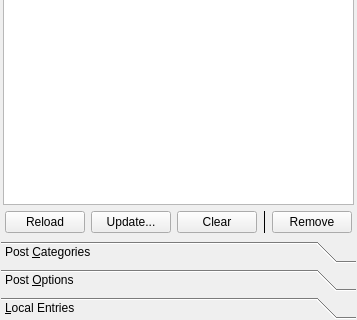
Qt form blogilo/src/toolboxbase.ui (chusopr/kdepim-ktimetracker-akonadi) before a commit; both pictures show x 0 to 357 and y 243 to 563 of the 357 by 563 pixel window.
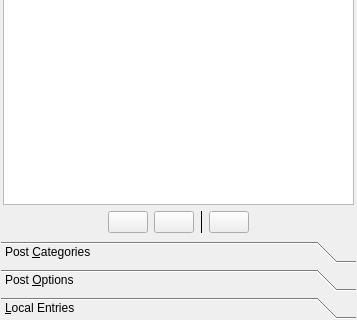
The same form after that commit. Custom widgets are drawn as their Qt base class.

What changed in the file:
```diff
--- a/blogilo/src/toolboxbase.ui
+++ b/blogilo/src/toolboxbase.ui
@@ -74,24 +74,11 @@
              </property>
             </spacer>
            </item>
-           <item>
-            <widget class="KPushButton" name="btnEntriesReload">
-             <property name="toolTip">
-              <string>Reload entries list</string>
-             </property>
-             <property name="text">
-              <string>Reload</string>
-             </property>
-            </widget>
-           </item>
            <item>
             <widget class="KPushButton" name="btnEntriesUpdate">
              <property name="toolTip">
               <string>Update entries list</string>
              </property>
-             <property name="text">
-              <string>Update...</string>
-             </property>
             </widget>
            </item>
            <item>
@@ -99,9 +86,6 @@
              <property name="toolTip">
               <string>Clear entries list</string>
              </property>
-             <property name="text">
-              <string>Clear</string>
-             </property>
             </widget>
            </item>
            <item>
@@ -116,9 +100,6 @@
              <property name="toolTip">
               <string>Remove selected entry from server</string>
              </property>
-             <property name="text">
-              <string>Remove</string>
-             </property>
             </widget>
            </item>
            <item>
```
Left out of the diff: 23 changed lines with no effect on the pictures.
